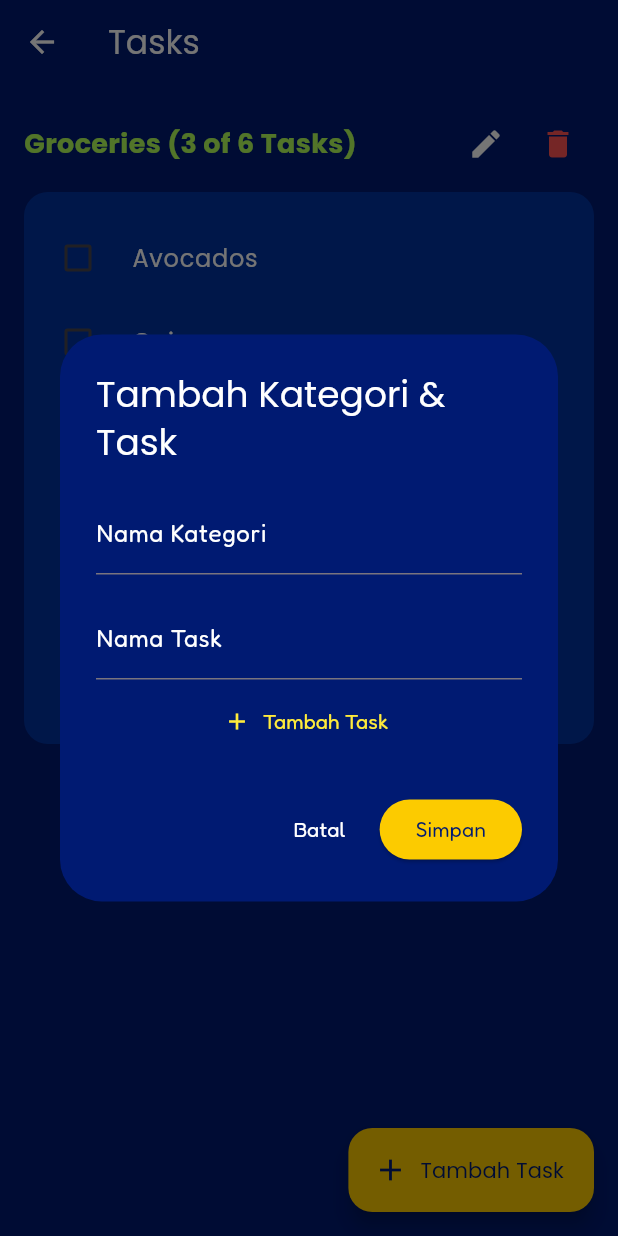
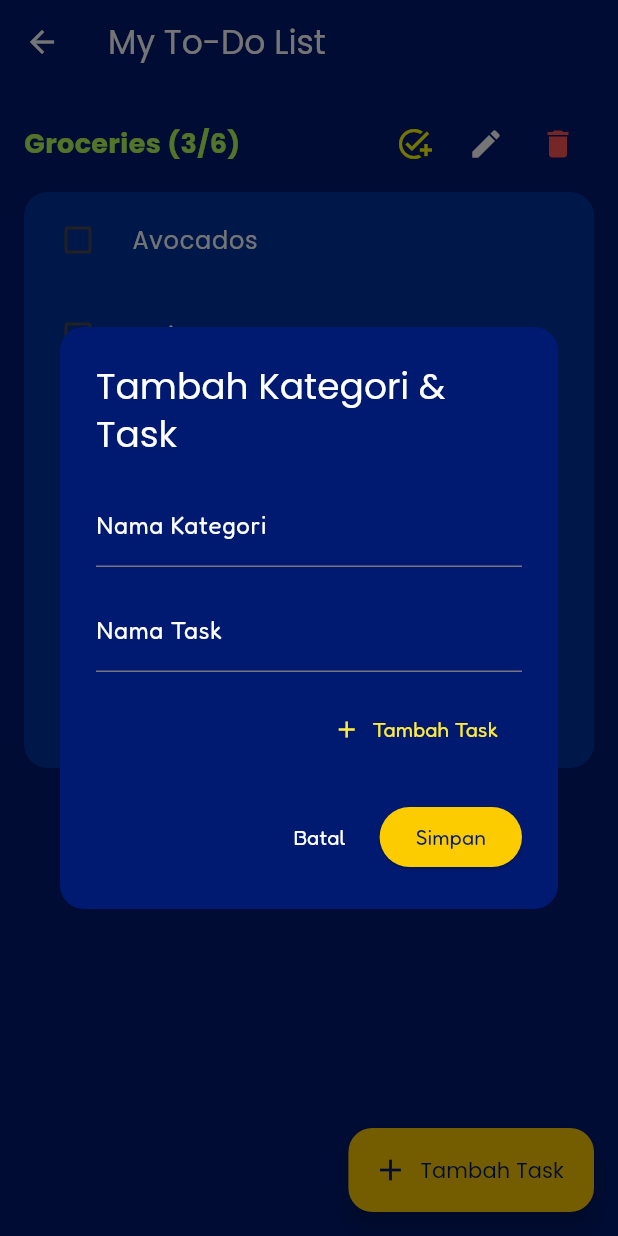
Before and after one commit to Vellapuspita/Study-Notes, a Flutter app: the TodoPage screen opened directly, after a tap on "Tambah Task", on a phone screen of 412 x 824 dp. Run offline on Flutter 3.47's test engine with Material 3 defaults, Android fonts, the phone set to English and light mode, and no system bars.

Commit message:
mengedit bagian tambah task

```diff
--- a/lib/todolist_page.dart
+++ b/lib/todolist_page.dart
@@ -26,96 +26,148 @@ class _TodoPageState extends State<TodoPage> {
   };
 
   void _showAddCategoryDialog() {
-    final TextEditingController categoryController = TextEditingController();
-    final List<TextEditingController> taskControllers = [TextEditingController()];
+    final categoryController = TextEditingController();
+    final taskControllers = [TextEditingController()];
 
     showDialog(
       context: context,
-      builder: (context) => AlertDialog(
+      builder:
+          (context) => AlertDialog(
             backgroundColor: const Color(0xFF001A72),
-        title: const Text("Tambah Kategori & Task", style: TextStyle(color: Colors.white, fontFamily: 'Poppins')),
+            shape: RoundedRectangleBorder(
+              borderRadius: BorderRadius.circular(16),
+            ),
+            title: const Text(
+              "Tambah Kategori & Task",
+              style: TextStyle(color: Colors.white, fontFamily: 'Poppins'),
+            ),
             content: SingleChildScrollView(
               child: Column(
                 children: [
                   TextField(
                     controller: categoryController,
-                style: const TextStyle(color: Colors.white, fontFamily: 'Poppins'),
+                    style: const TextStyle(
+                      color: Colors.white,
+                      fontFamily: 'Poppins',
+                    ),
                     decoration: const InputDecoration(
                       labelText: 'Nama Kategori',
                       labelStyle: TextStyle(color: Colors.white),
+                      focusedBorder: UnderlineInputBorder(
+                        borderSide: BorderSide(color: Colors.yellow),
+                      ),
                     ),
                   ),
                   const SizedBox(height: 10),
-              ...taskControllers.map((controller) => Padding(
+                  ...taskControllers.map(
+                    (controller) => Padding(
                       padding: const EdgeInsets.symmetric(vertical: 4),
                       child: TextField(
                         controller: controller,
-                  style: const TextStyle(color: Colors.white, fontFamily: 'Poppins'),
+                        style: const TextStyle(
+                          color: Colors.white,
+                          fontFamily: 'Poppins',
+                        ),
                         decoration: const InputDecoration(
                           labelText: 'Nama Task',
                           labelStyle: TextStyle(color: Colors.white),
+                          focusedBorder: UnderlineInputBorder(
+                            borderSide: BorderSide(color: Colors.yellow),
                           ),
                         ),
-              )),
-              TextButton.icon(
+                      ),
+                    ),
+                  ),
+                  const SizedBox(height: 10),
+                  Align(
+                    alignment: Alignment.centerRight,
+                    child: TextButton.icon(
                       onPressed: () {
                         setState(() {
                           taskControllers.add(TextEditingController());
                         });
                       },
                       icon: const Icon(Icons.add, color: Colors.yellow),
-                label: const Text("Tambah Task", style: TextStyle(color: Colors.yellow)),
+                      label: const Text(
+                        "Tambah Task",
+                        style: TextStyle(color: Colors.yellow),
+                      ),
+                    ),
                   ),
                 ],
               ),
             ),
             actions: [
               TextButton(
-            onPressed: () {
-              Navigator.pop(context); // tutup dialog
-            },
-            child: const Text("Batal", style: TextStyle(color: Colors.white)),
+                onPressed: () => Navigator.pop(context),
+                child: const Text(
+                  "Batal",
+                  style: TextStyle(color: Colors.white),
+                ),
               ),
               ElevatedButton(
                 onPressed: () {
-              final String categoryName = categoryController.text.trim();
-              if (categoryName.isNotEmpty) {
-                final List<TaskItem> tasks = taskControllers
-                    .where((controller) => controller.text.trim().isNotEmpty)
-                    .map((controller) => TaskItem(controller.text.trim()))
+                  final category = categoryController.text.trim();
+                  if (category.isNotEmpty) {
+                    final tasks =
+                        taskControllers
+                            .where(
+                              (controller) => controller.text.trim().isNotEmpty,
+                            )
+                            .map(
+                              (controller) => TaskItem(controller.text.trim()),
+                            )
                             .toList();
                     if (tasks.isNotEmpty) {
                       setState(() {
-                    categories[categoryName] = tasks;
+                        categories[category] = tasks;
                       });
-                  Navigator.pop(context); // jangan kembali ke home
+                      Navigator.pop(context);
                     }
                   }
                 },
-            style: ElevatedButton.styleFrom(backgroundColor: const Color(0xFFFCCB00)),
-            child: const Text("Simpan", style: TextStyle(color: Color(0xFF001A72))),
-          )
+                style: ElevatedButton.styleFrom(
+                  backgroundColor: const Color(0xFFFCCB00),
+                ),
+                child: const Text(
+                  "Simpan",
+                  style: TextStyle(color: Color(0xFF001A72)),
+                ),
+              ),
             ],
           ),
     );
   }
 
   void _editCategory(String oldName) {
-    final TextEditingController controller = TextEditingController(text: oldName);
+    final controller = TextEditingController(text: oldName);
     showDialog(
       context: context,
-      builder: (context) => AlertDialog(
+      builder:
+          (context) => AlertDialog(
             backgroundColor: const Color(0xFF001A72),
-        title: const Text("Edit Nama Kategori", style: TextStyle(color: Colors.white, fontFamily: 'Poppins')),
+            shape: RoundedRectangleBorder(
+              borderRadius: BorderRadius.circular(16),
+            ),
+            title: const Text(
+              "Edit Kategori",
+              style: TextStyle(color: Colors.white),
+            ),
             content: TextField(
               controller: controller,
               style: const TextStyle(color: Colors.white),
-          decoration: const InputDecoration(labelText: 'Nama Baru', labelStyle: TextStyle(color: Colors.white)),
+              decoration: const InputDecoration(
+                labelText: 'Nama Baru',
+                labelStyle: TextStyle(color: Colors.white),
+              ),
             ),
             actions: [
               TextButton(
                 onPressed: () => Navigator.pop(context),
-            child: const Text("Batal", style: TextStyle(color: Colors.white)),
+                child: const Text(
+                  "Batal",
+                  style: TextStyle(color: Colors.white),
+                ),
               ),
               ElevatedButton(
                 onPressed: () {
@@ -127,9 +179,14 @@ class _TodoPageState extends State<TodoPage> {
                   }
                   Navigator.pop(context);
                 },
-            style: ElevatedButton.styleFrom(backgroundColor: const Color(0xFFFCCB00)),
-            child: const Text("Simpan", style: TextStyle(color: Color(0xFF001A72))),
-          )
+                style: ElevatedButton.styleFrom(
+                  backgroundColor: const Color(0xFFFCCB00),
+                ),
+                child: const Text(
+                  "Simpan",
+                  style: TextStyle(color: Color(0xFF001A72)),
+                ),
+              ),
             ],
           ),
     );
@@ -141,20 +198,85 @@ class _TodoPageState extends State<TodoPage> {
     });
   }
 
+  void _showAddTaskDialog(String category) {
+    final taskController = TextEditingController();
+
+    showDialog(
+      context: context,
+      builder:
+          (context) => AlertDialog(
+            backgroundColor: const Color(0xFF001A72),
+            shape: RoundedRectangleBorder(
+              borderRadius: BorderRadius.circular(16),
+            ),
+            title: Text(
+              "Tambah Task ke $category",
+              style: const TextStyle(
+                color: Colors.white,
+                fontFamily: 'Poppins',
+              ),
+            ),
+            content: TextField(
+              controller: taskController,
+              style: const TextStyle(color: Colors.white),
+              decoration: const InputDecoration(
+                labelText: 'Nama Task',
+                labelStyle: TextStyle(color: Colors.white),
+                focusedBorder: UnderlineInputBorder(
+                  borderSide: BorderSide(color: Colors.yellow),
+                ),
+              ),
+            ),
+            actions: [
+              TextButton(
+                onPressed: () => Navigator.pop(context),
+                child: const Text(
+                  "Batal",
+                  style: TextStyle(color: Colors.white),
+                ),
+              ),
+              ElevatedButton(
+                onPressed: () {
+                  final newTask = taskController.text.trim();
+                  if (newTask.isNotEmpty) {
+                    setState(() {
+                      categories[category]?.add(TaskItem(newTask));
+                    });
+                    Navigator.pop(context);
+                  }
+                },
+                style: ElevatedButton.styleFrom(
+                  backgroundColor: const Color(0xFFFCCB00),
+                ),
+                child: const Text(
+                  "Tambah",
+                  style: TextStyle(color: Color(0xFF001A72)),
+                ),
+              ),
+            ],
+          ),
+    );
+  }
+
   @override
   Widget build(BuildContext context) {
     return Scaffold(
       backgroundColor: const Color(0xFF001A72),
       appBar: AppBar(
-        title: const Text('Tasks', style: TextStyle(fontFamily: 'Poppins')),
+        title: const Text(
+          'My To-Do List',
+          style: TextStyle(fontFamily: 'Poppins'),
+        ),
         backgroundColor: const Color(0xFF001A72),
         foregroundColor: Colors.white,
         elevation: 0,
       ),
       body: ListView(
         padding: const EdgeInsets.all(16),
-        children: categories.entries.map((entry) {
-          final completedCount = entry.value.where((item) => item.done).length;
+        children:
+            categories.entries.map((entry) {
+              final completedCount =
+                  entry.value.where((item) => item.done).length;
               return Column(
                 crossAxisAlignment: CrossAxisAlignment.start,
                 children: [
@@ -162,7 +284,7 @@ class _TodoPageState extends State<TodoPage> {
                     children: [
                       Expanded(
                         child: Text(
-                      '${entry.key} ($completedCount of ${entry.value.length} Tasks)',
+                          '${entry.key} ($completedCount/${entry.value.length})',
                           style: const TextStyle(
                             fontWeight: FontWeight.bold,
                             fontSize: 18,
@@ -170,6 +292,14 @@ class _TodoPageState extends State<TodoPage> {
                             color: Colors.lightGreenAccent,
                           ),
                         ),
+                      ),
+                      IconButton(
+                        icon: const Icon(
+                          Icons.add_task,
+                          color: Colors.yellowAccent,
+                        ),
+                        tooltip: "Tambah Task",
+                        onPressed: () => _showAddTaskDialog(entry.key),
                       ),
                       IconButton(
                         icon: const Icon(Icons.edit, color: Colors.white),
@@ -183,14 +313,17 @@ class _TodoPageState extends State<TodoPage> {
                   ),
                   const SizedBox(height: 8),
                   Container(
-                padding: const EdgeInsets.all(16),
                     decoration: BoxDecoration(
                       color: const Color(0xFF0033A0),
                       borderRadius: BorderRadius.circular(16),
                     ),
-                child: Column(
-                  children: entry.value
-                      .map((task) => CheckboxListTile(
+                    child: ListView.builder(
+                      itemCount: entry.value.length,
+                      shrinkWrap: true,
+                      physics: const NeverScrollableScrollPhysics(),
+                      itemBuilder: (context, i) {
+                        final task = entry.value[i];
+                        return CheckboxListTile(
                           value: task.done,
                           onChanged: (value) {
                             setState(() {
@@ -200,17 +333,22 @@ class _TodoPageState extends State<TodoPage> {
                           title: Text(
                             task.title,
                             style: TextStyle(
-                                decoration: task.done ? TextDecoration.lineThrough : TextDecoration.none,
+                              decoration:
+                                  task.done ? TextDecoration.lineThrough : null,
                               color: task.done ? Colors.grey : Colors.white,
+                              fontSize: 16,
                               fontFamily: 'Poppins',
                             ),
                           ),
+                          controlAffinity: ListTileControlAffinity.leading,
                           activeColor: Colors.yellow,
                           checkColor: Colors.black,
-                            controlAffinity: ListTileControlAffinity.leading,
-                            contentPadding: EdgeInsets.zero,
-                          ))
-                      .toList(),
+                          contentPadding: const EdgeInsets.symmetric(
+                            horizontal: 16,
+                            vertical: 4,
+                          ),
+                        );
+                      },
                     ),
                   ),
                   const SizedBox(height: 24),
@@ -223,7 +361,10 @@ class _TodoPageState extends State<TodoPage> {
         foregroundColor: const Color(0xFF001A72),
         onPressed: _showAddCategoryDialog,
         icon: const Icon(Icons.add),
-        label: const Text("Tambah Task", style: TextStyle(fontFamily: 'Poppins')),
+        label: const Text(
+          "Tambah Task",
+          style: TextStyle(fontFamily: 'Poppins'),
+        ),
       ),
     );
   }
```
Also changed, not shown: pubspec.lock. Lines whose indentation alone changed are shown as unchanged.
